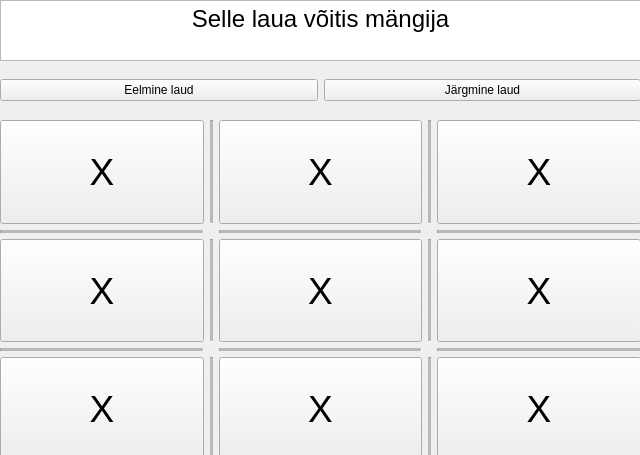
Above: GUI/src/mangulaudsisu.ui from SanderSaska/C-Projekt before the change. Below: the same form after it.
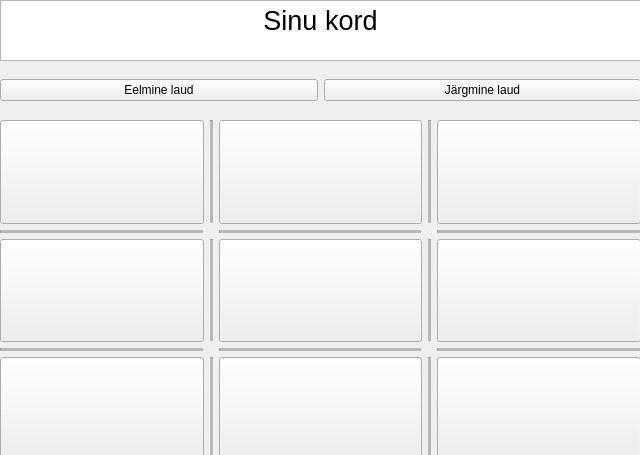
That is the form after the change.

What changed in the file:
```diff
--- a/GUI/src/mangulaudsisu.ui
+++ b/GUI/src/mangulaudsisu.ui
@@ -76,7 +76,7 @@
        </font>
       </property>
       <property name="text">
-       <string>X</string>
+       <string/>
       </property>
      </widget>
     </item>
@@ -94,7 +94,7 @@
        </font>
       </property>
       <property name="text">
-       <string>X</string>
+       <string/>
       </property>
      </widget>
     </item>
@@ -151,7 +151,7 @@
        </font>
       </property>
       <property name="text">
-       <string>X</string>
+       <string/>
       </property>
      </widget>
     </item>
@@ -169,7 +169,7 @@
        </font>
       </property>
       <property name="text">
-       <string>X</string>
+       <string/>
       </property>
      </widget>
     </item>
@@ -200,7 +200,7 @@
        </font>
       </property>
       <property name="text">
-       <string>X</string>
+       <string/>
       </property>
      </widget>
     </item>
@@ -231,7 +231,7 @@
        </font>
       </property>
       <property name="text">
-       <string>X</string>
+       <string/>
       </property>
      </widget>
     </item>
@@ -249,7 +249,7 @@
        </font>
       </property>
       <property name="text">
-       <string>X</string>
+       <string/>
       </property>
      </widget>
     </item>
@@ -293,7 +293,7 @@
        </font>
       </property>
       <property name="text">
-       <string>X</string>
+       <string/>
       </property>
      </widget>
     </item>
@@ -324,7 +324,7 @@
        </font>
       </property>
       <property name="text">
-       <string>X</string>
+       <string/>
       </property>
      </widget>
     </item>
@@ -386,7 +386,7 @@
 li.unchecked::marker { content: &quot;\2610&quot;; }
 li.checked::marker { content: &quot;\2612&quot;; }
 &lt;/style&gt;&lt;/head&gt;&lt;body style=&quot; font-family:'Segoe UI'; font-size:9pt; font-weight:400; font-style:normal;&quot;&gt;
-&lt;p align=&quot;center&quot; style=&quot; margin-top:0px; margin-bottom:0px; margin-left:0px; margin-right:0px; -qt-block-indent:0; text-indent:0px;&quot;&gt;&lt;span style=&quot; font-size:18pt;&quot;&gt;Selle laua võitis mängija&lt;/span&gt;&lt;/p&gt;&lt;/body&gt;&lt;/html&gt;</string>
+&lt;p align=&quot;center&quot; style=&quot; margin-top:0px; margin-bottom:0px; margin-left:0px; margin-right:0px; -qt-block-indent:0; text-indent:0px;&quot;&gt;&lt;span style=&quot; font-size:20pt;&quot;&gt;Sinu kord&lt;/span&gt;&lt;/p&gt;&lt;/body&gt;&lt;/html&gt;</string>
    </property>
   </widget>
  </widget>
```
